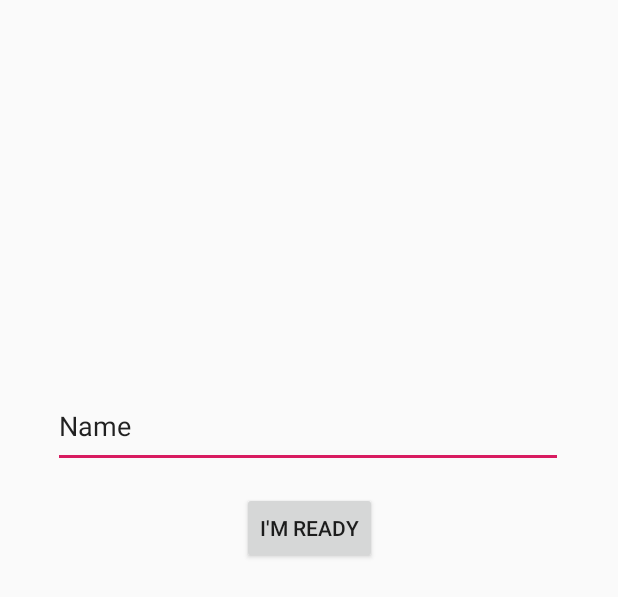
After one commit to EnkiGs/HardestGame, an Android app: the layout activity_player_caracs.xml on its own in the app's theme, with its tools: preview values and no code run, on a phone screen of 412 x 824 dp. The commit adds this screen. Shown: the top 597 px of the screen. Run offline under Robolectric (Android 15) with nearby library versions, the phone set to English and light mode, and no system bars; Roboto replaces fonts that are not available here.

```diff
--- a/app/src/main/java/iut/projet/hardestgame/models/SongPlayer.java
+++ b/app/src/main/java/iut/projet/hardestgame/models/SongPlayer.java
@@ -10,12 +10,13 @@ import java.io.IOException;
 import iut.projet.hardestgame.R;
 
 public class SongPlayer {
+
     private MediaPlayer player;
 
 
-    public SongPlayer(Context context) throws IOException {
+    public SongPlayer(Context context, int res) throws IOException {
         player = new MediaPlayer();
-        Uri myUri = Uri.parse("android.resource://" + context.getPackageName() + "/" + R.raw.giletsjaunes);
+        Uri myUri = Uri.parse("android.resource://" + context.getPackageName() + "/" + res);
         player.setDataSource(context, myUri);
         player.prepare();
     }
--- /dev/null
+++ b/app/src/main/res/layout/activity_player_caracs.xml
@@ -0,0 +1,36 @@
+<android.support.constraint.ConstraintLayout xmlns:android="http://schemas.android.com/apk/res/android"
+    xmlns:app="http://schemas.android.com/apk/res-auto"
+    xmlns:tools="http://schemas.android.com/tools"
+    android:layout_width="match_parent"
+    android:layout_height="match_parent">
+
+    <EditText
+        android:id="@+id/playerName"
+        android:layout_width="340dp"
+        android:layout_height="56dp"
+        android:layout_marginStart="16dp"
+        android:layout_marginLeft="16dp"
+        android:layout_marginTop="256dp"
+        android:layout_marginEnd="16dp"
+        android:layout_marginRight="16dp"
+        android:text="@string/playername"
+        app:layout_constraintEnd_toEndOf="parent"
+        app:layout_constraintHorizontal_bias="0.487"
+        app:layout_constraintStart_toStartOf="parent"
+        app:layout_constraintTop_toTopOf="parent" />
+
+    <Button
+        android:id="@+id/sendName"
+        android:layout_width="wrap_content"
+        android:layout_height="wrap_content"
+        android:layout_marginStart="16dp"
+        android:layout_marginLeft="16dp"
+        android:layout_marginTop="16dp"
+        android:layout_marginEnd="16dp"
+        android:layout_marginRight="16dp"
+        android:text="I'm ready"
+        app:layout_constraintEnd_toEndOf="parent"
+        app:layout_constraintStart_toStartOf="parent"
+        app:layout_constraintTop_toBottomOf="@+id/playerName"
+        tools:text="@string/ready" />
+</android.support.constraint.ConstraintLayout>
--- a/app/src/main/res/values/strings.xml
+++ b/app/src/main/res/values/strings.xml
@@ -7,4 +7,6 @@
     <string name="gameTest">Ici sera le jeu</string>
     <string name="conf_button_desc">Configuration</string>
     <string name="parametres">Parametres</string>
+    <string name="playername">Name</string>
+    <string name="ready">I\'m ready</string>
 </resources>
```
Also changed, not shown: app/src/main/AndroidManifest.xml (+17 -7 lines), app/src/main/java/iut/projet/hardestgame/controllers/GameActivity.java (+31 -31 lines), app/src/main/java/iut/projet/hardestgame/controllers/MainActivity.java (+18 -0 lines), app/src/main/java/iut/projet/hardestgame/controllers/PlayerCaracsActivity.java (added, +13 -0 lines), app/src/main/java/iut/projet/hardestgame/models/Ball.java (added, +49 -0 lines), app/src/main/java/iut/projet/hardestgame/views/GameView.java (+1 -45 lines), app/src/main/res/layout/activity_game.xml (+16 -7 lines), 1 other file.
